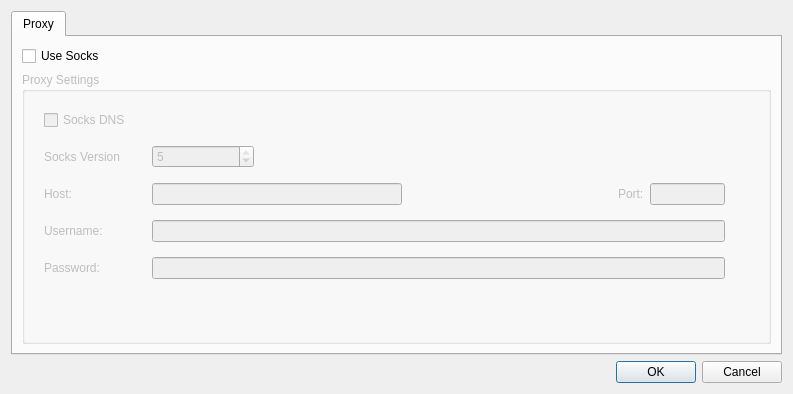
First picture: the form in config.ui, repository spuriousdata/mcli, before the edit.
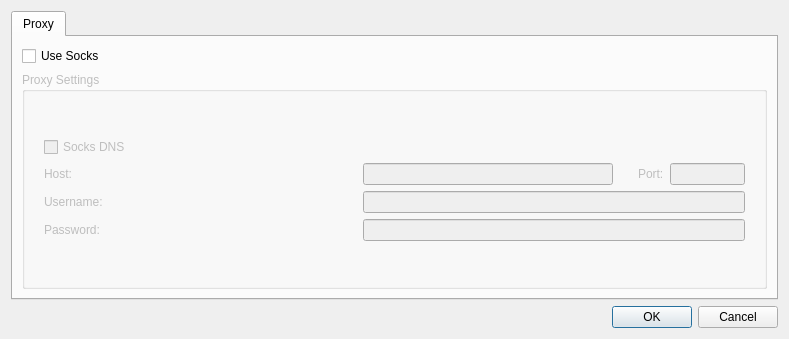
Second picture: the form after the edit.

Commit message: added configDialog handling and socks support -- proxy doesn't work

```diff
--- a/config.ui
+++ b/config.ui
@@ -6,8 +6,8 @@
    <rect>
     <x>0</x>
     <y>0</y>
-    <width>793</width>
-    <height>394</height>
+    <width>789</width>
+    <height>339</height>
    </rect>
   </property>
   <property name="minimumSize">
@@ -107,48 +107,31 @@
               <property name="frameShadow">
                <enum>QFrame::Plain</enum>
               </property>
-              <widget class="QWidget" name="layoutWidget">
-               <property name="geometry">
-                <rect>
-                 <x>0</x>
-                 <y>0</y>
-                 <width>681</width>
-                 <height>191</height>
-                </rect>
+              <layout class="QVBoxLayout" name="verticalLayout_3">
+               <property name="margin">
+                <number>0</number>
                </property>
+               <item>
                <layout class="QGridLayout" name="gridLayout">
+                 <item row="0" column="0">
+                  <widget class="QCheckBox" name="socks_dns">
+                   <property name="text">
+                    <string>Socks DNS</string>
+                   </property>
+                  </widget>
+                 </item>
                 <item row="1" column="0">
-                 <widget class="QLabel" name="label_5">
-                  <property name="text">
-                   <string>Socks Version</string>
-                  </property>
-                 </widget>
-                </item>
-                <item row="1" column="2" colspan="5">
-                 <spacer name="horizontalSpacer_2">
-                  <property name="orientation">
-                   <enum>Qt::Horizontal</enum>
-                  </property>
-                  <property name="sizeHint" stdset="0">
-                   <size>
-                    <width>465</width>
-                    <height>20</height>
-                   </size>
-                  </property>
-                 </spacer>
-                </item>
-                <item row="3" column="0">
                  <widget class="QLabel" name="label">
                   <property name="text">
                    <string>Host:</string>
                   </property>
                  </widget>
                 </item>
-                <item row="3" column="1" colspan="3">
+                 <item row="1" column="1">
                  <widget class="QLineEdit" name="socks_hostname">
                   <property name="sizePolicy">
                    <sizepolicy hsizetype="Maximum" vsizetype="Fixed">
-                    <horstretch>0</horstretch>
+                     <horstretch>2</horstretch>
                     <verstretch>0</verstretch>
                    </sizepolicy>
                   </property>
@@ -160,7 +143,7 @@
                   </property>
                  </widget>
                 </item>
-                <item row="3" column="4">
+                 <item row="1" column="2">
                  <spacer name="horizontalSpacer">
                   <property name="orientation">
                    <enum>Qt::Horizontal</enum>
@@ -170,17 +153,17 @@
                   </property>
                   <property name="sizeHint" stdset="0">
                    <size>
-                    <width>5</width>
+                     <width>13</width>
                     <height>20</height>
                    </size>
                   </property>
                  </spacer>
                 </item>
-                <item row="3" column="5">
+                 <item row="1" column="3">
                  <widget class="QLabel" name="label_2">
                   <property name="sizePolicy">
-                   <sizepolicy hsizetype="Preferred" vsizetype="Preferred">
-                    <horstretch>1</horstretch>
+                    <sizepolicy hsizetype="Minimum" vsizetype="Preferred">
+                     <horstretch>0</horstretch>
                     <verstretch>0</verstretch>
                    </sizepolicy>
                   </property>
@@ -195,7 +178,7 @@
                   </property>
                  </widget>
                 </item>
-                <item row="3" column="6">
+                 <item row="1" column="4">
                  <widget class="QLineEdit" name="socks_port">
                   <property name="sizePolicy">
                    <sizepolicy hsizetype="Minimum" vsizetype="Fixed">
@@ -214,52 +197,33 @@
                   </property>
                  </widget>
                 </item>
-                <item row="4" column="0">
+                 <item row="2" column="0">
                  <widget class="QLabel" name="socks_username_label">
                   <property name="text">
                    <string>Username:</string>
                   </property>
                  </widget>
                 </item>
-                <item row="4" column="1" colspan="6">
+                 <item row="2" column="1" colspan="4">
                  <widget class="QLineEdit" name="socks_username"/>
                 </item>
-                <item row="5" column="0">
+                 <item row="3" column="0">
                  <widget class="QLabel" name="socks_password_label">
                   <property name="text">
                    <string>Password:</string>
                   </property>
                  </widget>
                 </item>
-                <item row="5" column="1" colspan="6">
+                 <item row="3" column="1" colspan="4">
                  <widget class="QLineEdit" name="socks_password">
                   <property name="echoMode">
                    <enum>QLineEdit::Password</enum>
                   </property>
                  </widget>
                 </item>
-                <item row="0" column="0">
-                 <widget class="QCheckBox" name="socks_dns">
-                  <property name="text">
-                   <string>Socks DNS</string>
-                  </property>
-                 </widget>
-                </item>
-                <item row="1" column="1">
-                 <widget class="QSpinBox" name="socks_proto">
-                  <property name="minimum">
-                   <number>4</number>
-                  </property>
-                  <property name="maximum">
-                   <number>5</number>
-                  </property>
-                  <property name="value">
-                   <number>5</number>
-                  </property>
-                 </widget>
-                </item>
-               </layout>
-              </widget>
+                </layout>
+               </item>
+              </layout>
              </widget>
             </item>
             <item>
```
Lines whose indentation alone changed are shown as unchanged. The commit also changes 16 other files.
